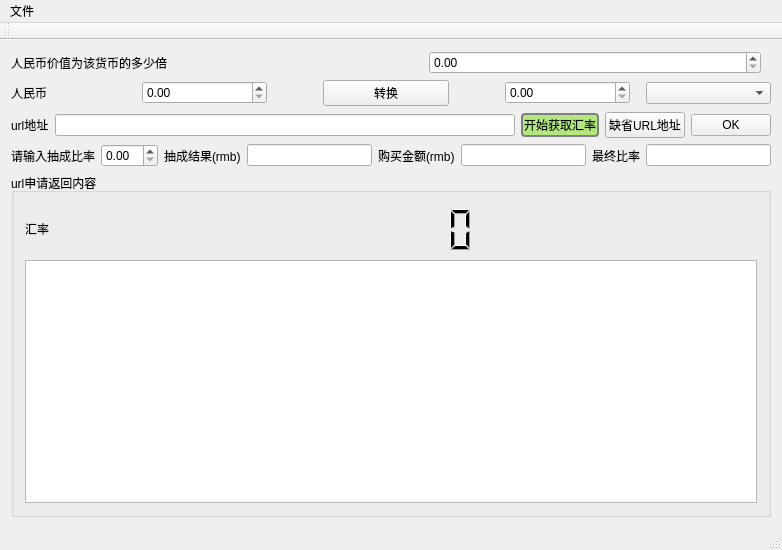
Before: the Qt Designer form mainwindow.ui in mojovs/CurrencyRateConvertor, drawn with Qt 5.
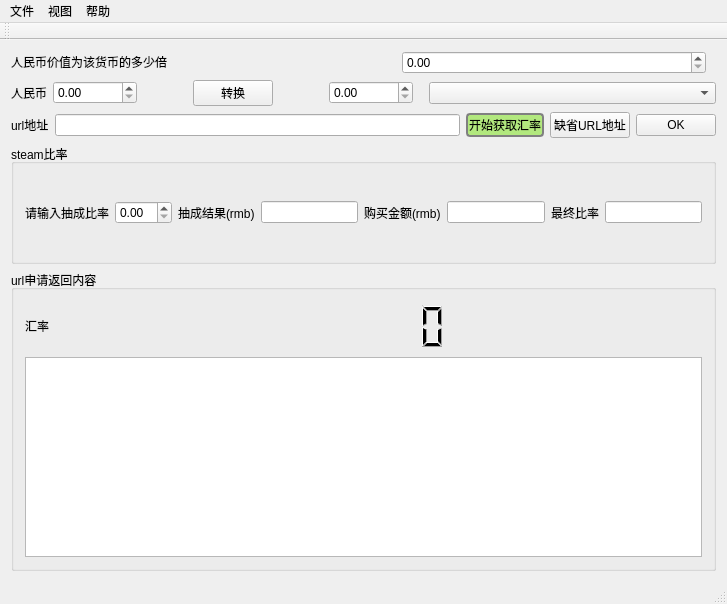
After: the same form once the commit is applied.

Diff of the .ui file:
```diff
--- a/mainwindow.ui
+++ b/mainwindow.ui
@@ -6,8 +6,8 @@
    <rect>
     <x>0</x>
     <y>0</y>
-    <width>782</width>
-    <height>550</height>
+    <width>727</width>
+    <height>604</height>
    </rect>
   </property>
   <property name="windowTitle">
@@ -25,6 +25,12 @@
        <layout class="QHBoxLayout" name="horizontalLayout_2">
         <item>
          <widget class="QLabel" name="label_3">
+          <property name="sizePolicy">
+           <sizepolicy hsizetype="Preferred" vsizetype="Maximum">
+            <horstretch>0</horstretch>
+            <verstretch>0</verstretch>
+           </sizepolicy>
+          </property>
           <property name="text">
            <string>人民币价值为该货币的多少倍</string>
           </property>
@@ -48,6 +54,12 @@
         </item>
         <item>
          <widget class="QDoubleSpinBox" name="doubleSpinBoxTimes">
+          <property name="sizePolicy">
+           <sizepolicy hsizetype="Preferred" vsizetype="Maximum">
+            <horstretch>0</horstretch>
+            <verstretch>0</verstretch>
+           </sizepolicy>
+          </property>
           <property name="maximum">
            <double>1000000.000000000000000</double>
           </property>
@@ -75,6 +87,12 @@
        <layout class="QHBoxLayout" name="horizontalLayout">
         <item>
          <widget class="QLabel" name="label">
+          <property name="sizePolicy">
+           <sizepolicy hsizetype="Preferred" vsizetype="Preferred">
+            <horstretch>0</horstretch>
+            <verstretch>0</verstretch>
+           </sizepolicy>
+          </property>
           <property name="text">
            <string>人民币</string>
           </property>
@@ -82,6 +100,12 @@
         </item>
         <item>
          <widget class="QDoubleSpinBox" name="doubleSpinBoxYuan">
+          <property name="sizePolicy">
+           <sizepolicy hsizetype="Preferred" vsizetype="Fixed">
+            <horstretch>0</horstretch>
+            <verstretch>0</verstretch>
+           </sizepolicy>
+          </property>
           <property name="maximum">
            <double>1000000.000000000000000</double>
           </property>
@@ -89,11 +113,17 @@
         </item>
         <item>
          <spacer name="horizontalSpacer">
+          <property name="sizePolicy">
+           <sizepolicy hsizetype="Preferred" vsizetype="Minimum">
+            <horstretch>0</horstretch>
+            <verstretch>0</verstretch>
+           </sizepolicy>
+          </property>
           <property name="orientation">
            <enum>Qt::Horizontal</enum>
           </property>
           <property name="sizeType">
-           <enum>QSizePolicy::Fixed</enum>
+           <enum>QSizePolicy::Preferred</enum>
           </property>
           <property name="sizeHint" stdset="0">
            <size>
@@ -105,6 +135,12 @@
         </item>
         <item>
          <widget class="QPushButton" name="pushButtonTrans">
+          <property name="sizePolicy">
+           <sizepolicy hsizetype="Preferred" vsizetype="Fixed">
+            <horstretch>0</horstretch>
+            <verstretch>0</verstretch>
+           </sizepolicy>
+          </property>
           <property name="text">
            <string>转换</string>
           </property>
@@ -112,11 +148,17 @@
         </item>
         <item>
          <spacer name="horizontalSpacer_2">
+          <property name="sizePolicy">
+           <sizepolicy hsizetype="Preferred" vsizetype="Minimum">
+            <horstretch>0</horstretch>
+            <verstretch>0</verstretch>
+           </sizepolicy>
+          </property>
           <property name="orientation">
            <enum>Qt::Horizontal</enum>
           </property>
           <property name="sizeType">
-           <enum>QSizePolicy::Fixed</enum>
+           <enum>QSizePolicy::Preferred</enum>
           </property>
           <property name="sizeHint" stdset="0">
            <size>
@@ -128,6 +170,12 @@
         </item>
         <item>
          <widget class="QDoubleSpinBox" name="doubleSpinBoxOtherCurrency">
+          <property name="sizePolicy">
+           <sizepolicy hsizetype="Preferred" vsizetype="Fixed">
+            <horstretch>0</horstretch>
+            <verstretch>0</verstretch>
+           </sizepolicy>
+          </property>
           <property name="maximum">
            <double>10000000.000000000000000</double>
           </property>
@@ -150,7 +198,14 @@
          </spacer>
         </item>
         <item>
-         <widget class="QComboBox" name="comboBoxCurrent"/>
+         <widget class="QComboBox" name="comboBoxCurrent">
+          <property name="sizePolicy">
+           <sizepolicy hsizetype="Expanding" vsizetype="Fixed">
+            <horstretch>0</horstretch>
+            <verstretch>0</verstretch>
+           </sizepolicy>
+          </property>
+         </widget>
         </item>
        </layout>
       </item>
@@ -167,6 +222,12 @@
       </item>
       <item>
        <widget class="QLineEdit" name="lineEditUrl">
+        <property name="sizePolicy">
+         <sizepolicy hsizetype="Expanding" vsizetype="Fixed">
+          <horstretch>0</horstretch>
+          <verstretch>0</verstretch>
+         </sizepolicy>
+        </property>
         <property name="clearButtonEnabled">
          <bool>true</bool>
         </property>
@@ -174,6 +235,12 @@
       </item>
       <item>
        <widget class="QPushButton" name="btnGetRate">
+        <property name="sizePolicy">
+         <sizepolicy hsizetype="Preferred" vsizetype="Fixed">
+          <horstretch>0</horstretch>
+          <verstretch>0</verstretch>
+         </sizepolicy>
+        </property>
         <property name="styleSheet">
          <string notr="true">border: 2px solid gray;
 background-color: rgb(153,229,80,180);
@@ -189,6 +256,12 @@
       </item>
       <item>
        <widget class="QPushButton" name="btnDefaultUrl">
+        <property name="sizePolicy">
+         <sizepolicy hsizetype="Maximum" vsizetype="Fixed">
+          <horstretch>0</horstretch>
+          <verstretch>0</verstretch>
+         </sizepolicy>
+        </property>
         <property name="text">
          <string>缺省URL地址</string>
         </property>
@@ -196,6 +269,12 @@
       </item>
       <item>
        <widget class="QPushButton" name="btnOk">
+        <property name="sizePolicy">
+         <sizepolicy hsizetype="Maximum" vsizetype="Fixed">
+          <horstretch>0</horstretch>
+          <verstretch>0</verstretch>
+         </sizepolicy>
+        </property>
         <property name="text">
          <string>OK</string>
         </property>
@@ -204,7 +283,13 @@
      </layout>
     </item>
     <item>
-     <layout class="QHBoxLayout" name="horizontalLayout_5">
+     <widget class="QGroupBox" name="groupBox_steamRate">
+      <property name="title">
+       <string>steam比率</string>
+      </property>
+      <layout class="QVBoxLayout" name="verticalLayout_4">
+       <item>
+        <layout class="QHBoxLayout" name="horizontalLayout_steamRate">
       <item>
        <widget class="QLabel" name="label_5">
         <property name="text">
@@ -259,6 +344,9 @@
       </item>
      </layout>
     </item>
+      </layout>
+     </widget>
+    </item>
     <item>
      <widget class="QGroupBox" name="groupBox">
       <property name="sizePolicy">
@@ -360,7 +448,7 @@
     <rect>
      <x>0</x>
      <y>0</y>
-     <width>782</width>
+     <width>727</width>
      <height>25</height>
     </rect>
    </property>
@@ -370,7 +458,21 @@
     </property>
     <addaction name="act_setJson"/>
    </widget>
+   <widget class="QMenu" name="menu_2">
+    <property name="title">
+     <string>帮助</string>
+    </property>
+    <addaction name="action_about"/>
+   </widget>
+   <widget class="QMenu" name="menu_3">
+    <property name="title">
+     <string>视图</string>
+    </property>
+    <addaction name="action_simpleView"/>
+   </widget>
    <addaction name="menu"/>
+   <addaction name="menu_3"/>
+   <addaction name="menu_2"/>
   </widget>
   <widget class="QToolBar" name="mainToolBar">
    <attribute name="toolBarArea">
```
Left out of the diff: 23 changed lines with no effect on the pictures. Lines whose indentation alone changed are shown as unchanged.
